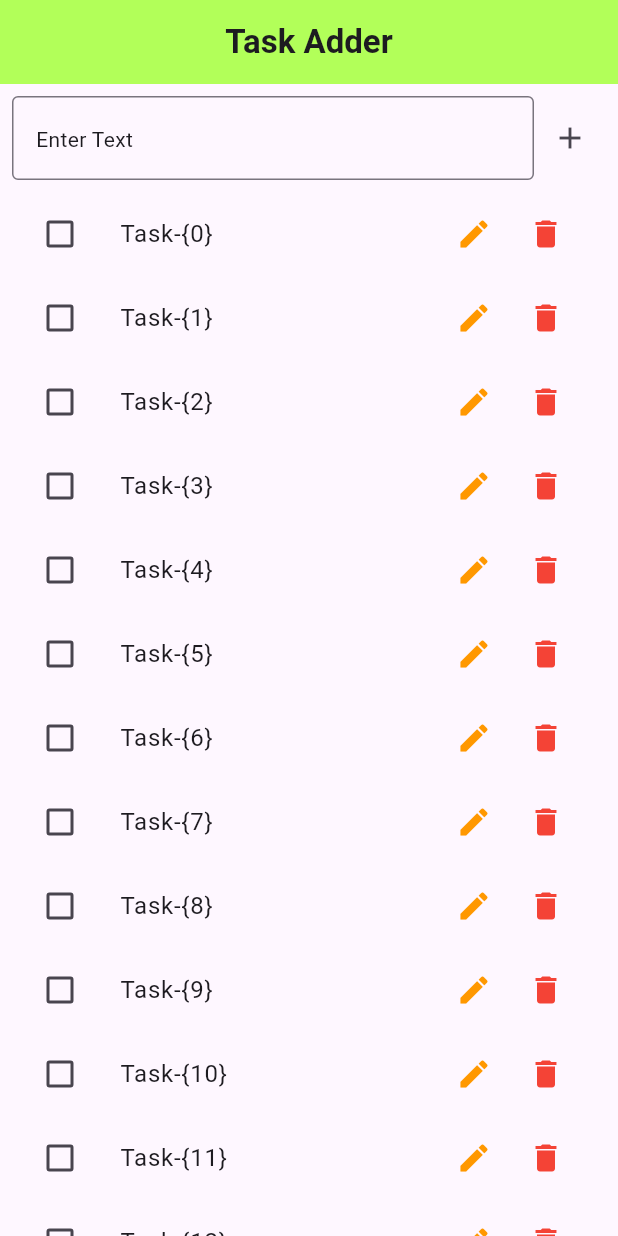
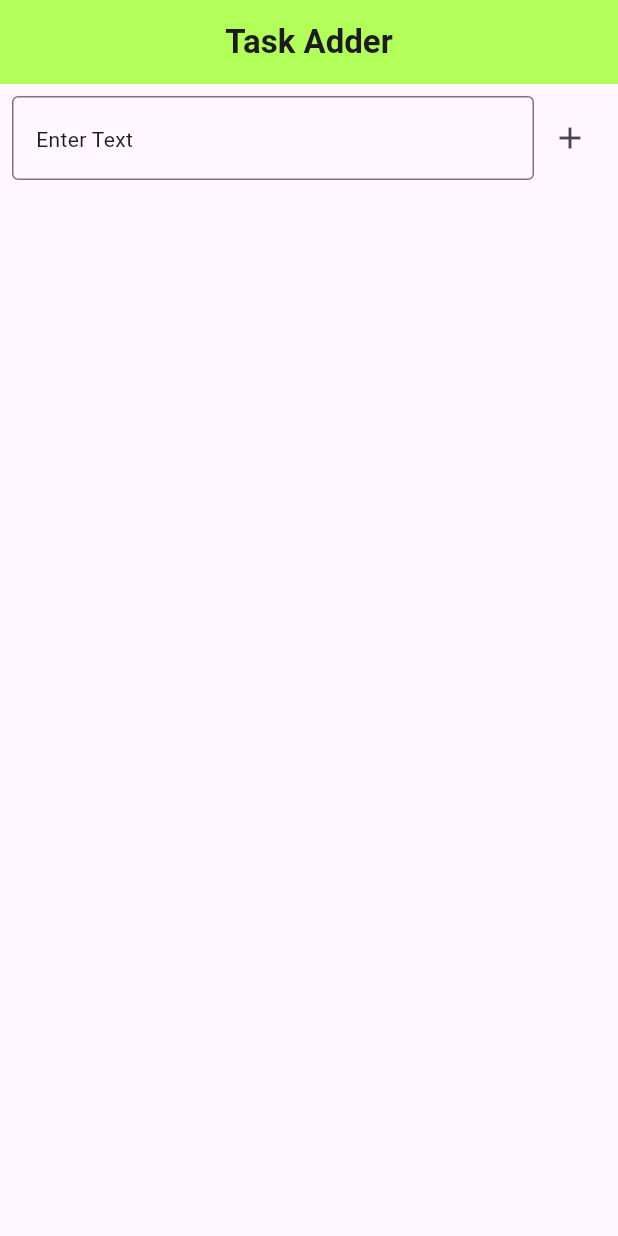
Before and after one commit to Mdyeasinkhan4/task_adder_app, a Flutter app: the screen it shows after launch, after a tap on the "add" icon, on a phone screen of 412 x 824 dp. Run offline on Flutter 3.47's test engine with Material 3 defaults, Android fonts, the light colour scheme and no system bars; our stand-ins replace sqflite; accounts and stored records are empty.

Commit message:
Added Update ,Delete and Add task using local DATABASE

```diff
--- a/lib/loacl_DB/DB/task_database.dart
+++ b/lib/loacl_DB/DB/task_database.dart
@@ -2,7 +2,6 @@
 import 'package:sqflite/sqflite.dart';
 import 'package:path/path.dart' as p;
 import 'package:task_adder_app/loacl_DB/model/task_model.dart';
-
 class TaskDatabase {
   static Database ? _db;
   static Future<Database>getDB() async{
@@ -23,9 +22,28 @@ class TaskDatabase {
     db.insert('tasks', task.toMap(), conflictAlgorithm: .replace);
   }
 
-  static Future<List<Task>>getTask(Task task)async {
+  static Future<void>deleteTask(int id)async {
     final db = await getDB();
-    final List<Map<String, dynamic>> maps = await db.query('tasks');
-    return List.generate(maps.length, (i)=>Task.formMap(maps[i]));
+    db.delete('tasks', where: 'id = ?', whereArgs: [id]);
   }
+
+  static Future<void>updateTask(Task task)async {
+    final db = await getDB();
+    db.update('tasks', task.toMap(), where: 'id = ?', whereArgs: [task.id]);
+  }
+
+  static Future<List<Task>> getTask() async {
+  final db = await getDB();
+
+  final List<Map<String, dynamic>> maps =
+      await db.query('tasks');
+
+
+  return List.generate(
+    maps.length,
+    (i) => Task.formMap(maps[i]),
+  );
 }
+
+
+}
--- a/lib/loacl_DB/model/task_model.dart
+++ b/lib/loacl_DB/model/task_model.dart
@@ -18,6 +18,8 @@ class Task{
   }
 
   factory Task.formMap(Map<String, dynamic>map){
-    return Task(title: map['id'], isDone: map['isDone'] == 1);
+    return Task(
+        id: map['id'],
+        title: map['title'], isDone: map['isDone'] == 1);
   }
 }
--- a/lib/loacl_DB/ui/task_home_page.dart
+++ b/lib/loacl_DB/ui/task_home_page.dart
@@ -1,10 +1,75 @@
 import 'package:flutter/material.dart';
+import 'package:task_adder_app/loacl_DB/DB/task_database.dart';
+import 'package:task_adder_app/loacl_DB/model/task_model.dart';
 class TaskHomePage extends StatefulWidget {
   const TaskHomePage({super.key});
   @override
   State<TaskHomePage> createState() => _TaskHomePageState();
 }
 class _TaskHomePageState extends State<TaskHomePage> {
+  List<Task> tasks = [];
+  TextEditingController taskController = TextEditingController();
+  @override
+  void initState() {
+    super.initState();
+    refreshTask();
+    // Load tasks from local database or any other source
+  }
+
+  Future<void>refreshTask() async{
+    tasks = await TaskDatabase.getTask();
+    setState((){
+
+    });
+  }
+
+  Future<void>addTask() async{
+    if(taskController.text.isNotEmpty){
+    await TaskDatabase.insertTask(Task(title: taskController.text, isDone: false));
+    taskController.clear();
+    refreshTask();
+    }else{
+
+    }
+  }
+
+  Future<void>deleteTask(int id) async{
+    await TaskDatabase.deleteTask(id);
+    refreshTask();
+
+  }
+
+  Future<void>toggleTask(Task task) async{
+    TaskDatabase.updateTask(Task(id: task.id, title: task.title, isDone: !task.isDone));
+    refreshTask();
+  }
+
+  Future<void> editTask (Task task) async {
+    TextEditingController editingController = TextEditingController();
+    editingController.text = task.title;
+    showDialog(context: context, builder: (BuildContext context){
+      return AlertDialog(
+        title: Text('Edit task'),
+        content: TextField(
+          controller: editingController,
+          decoration: InputDecoration(hintText: 'Edit Task', border: OutlineInputBorder()),
+        ),
+        actions: [
+          TextButton(onPressed: (){
+            Navigator.pop(context);
+          }, child: Text('Cancel')),
+
+          TextButton(onPressed: (){
+            TaskDatabase.updateTask(Task(title: editingController.text, isDone: task.isDone, id: task.id));
+            refreshTask();
+            editingController.clear();
+            Navigator.pop(context);
+          }, child: Text("Save"))
+        ],
+      );
+    });
+  }
+
   @override
   Widget build(BuildContext context) {
     return Scaffold(
@@ -20,28 +85,36 @@ class _TaskHomePageState extends State<TaskHomePage> {
             child: Row(
               children: [
               Expanded(child: TextField(
+                controller: taskController,
                 decoration: InputDecoration(
                   hint: Text("Enter Text"),
                   border: OutlineInputBorder(),
                 ),
               )),
-                IconButton(onPressed: (){}, icon: Icon(Icons.add)),
+                IconButton(onPressed: (){
+                  addTask();
+                }, icon: Icon(Icons.add)),
               ],
             ),
           ),
 
           Expanded(
             child: ListView.builder(
-              itemCount: 20,
+              itemCount: tasks.length,
                 itemBuilder: (context, index){
+                  final task = tasks[index];
                 return ListTile(
-                  leading: Checkbox(value: false, onChanged: (_){}),
-                  title: Text("Task-{$index}"),
+                  leading: Checkbox(value: task.isDone, onChanged: (_){
+                    toggleTask(task);
+                  }),
+                  title: Text(task.title),
                   trailing: Row(
                     mainAxisSize: .min,
                     children: [
-                      IconButton(onPressed: (){}, icon: Icon(Icons.edit, color: Colors.orange,)),
-                      IconButton(onPressed: (){}, icon: Icon(Icons.delete, color: Colors.red,)),
+                      IconButton(onPressed: ()=>editTask(task), icon: Icon(Icons.edit, color: Colors.orange,)),
+                      IconButton(onPressed: (){
+                        deleteTask(task.id!);
+                      }, icon: Icon(Icons.delete, color: Colors.red,)),
                     ],
                   ),
                 );
```
